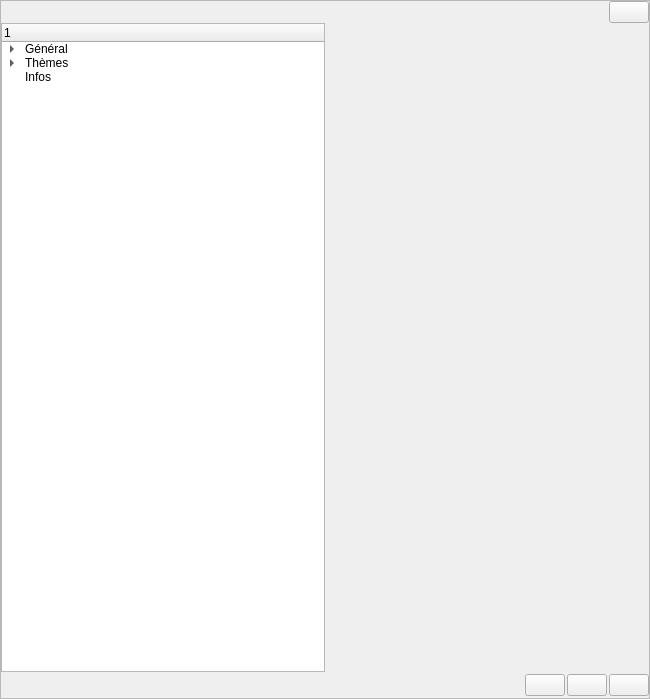
This is src/gui/dlg.ui in LaM0uette/PySide6_Blank_Project_demo as Qt 5 draws it before an edit. The edited form follows.
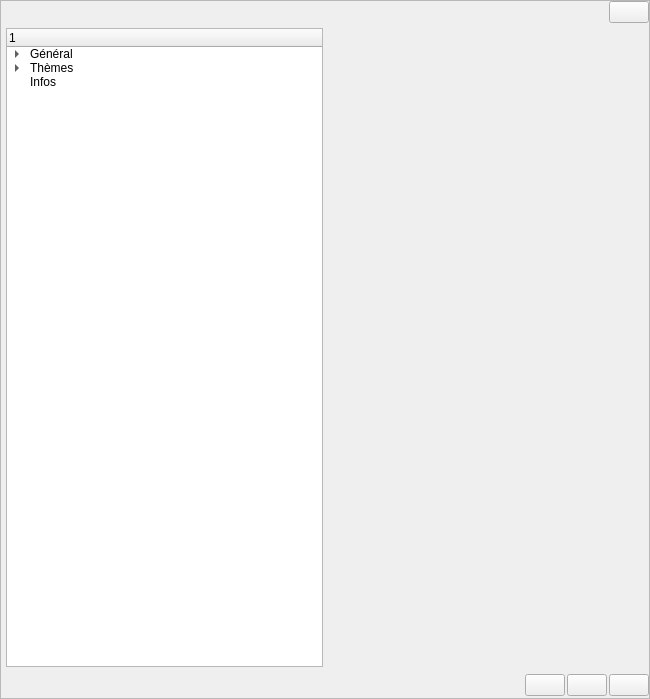
This is the edited form.

Patch:
```diff
--- a/src/gui/dlg.ui
+++ b/src/gui/dlg.ui
@@ -357,62 +357,7 @@
           <property name="spacing">
            <number>0</number>
           </property>
-          <item row="0" column="0">
-           <widget class="QTreeWidget" name="trw_option">
-            <column>
-             <property name="text">
-              <string>1</string>
-             </property>
-            </column>
-            <item>
-             <property name="text">
-              <string>Général</string>
-             </property>
-             <item>
-              <property name="text">
-               <string>Polices</string>
-              </property>
-             </item>
-             <item>
-              <property name="text">
-               <string>Configurations</string>
-              </property>
-             </item>
-             <item>
-              <property name="text">
-               <string>Curseurs</string>
-              </property>
-             </item>
-            </item>
-            <item>
-             <property name="text">
-              <string>Thèmes</string>
-             </property>
-             <item>
-              <property name="text">
-               <string>T-Colors</string>
-              </property>
-             </item>
-            </item>
-            <item>
-             <property name="text">
-              <string>Infos</string>
-             </property>
-            </item>
-           </widget>
-          </item>
-          <item row="0" column="1">
-           <widget class="QStackedWidget" name="stk_option">
-            <widget class="QWidget" name="pg_opt_gen"/>
-            <widget class="QWidget" name="pg_opt_font"/>
-            <widget class="QWidget" name="pg_opt_config"/>
-            <widget class="QWidget" name="pg_opt_cur"/>
-            <widget class="QWidget" name="pg_opt_themes"/>
-            <widget class="QWidget" name="pg_opt_tcolors"/>
-            <widget class="QWidget" name="pg_opt_infos"/>
-           </widget>
-          </item>
-          <item row="1" column="0" colspan="2">
+          <item row="1" column="0" colspan="3">
            <widget class="QFrame" name="fr_pg_dlg_option">
             <layout class="QHBoxLayout" name="hlay_pg_dlg_option">
              <property name="spacing">
@@ -455,6 +400,80 @@
             </layout>
            </widget>
           </item>
+          <item row="0" column="1">
+           <layout class="QHBoxLayout" name="hlay_option" stretch="0,0">
+            <property name="spacing">
+             <number>5</number>
+            </property>
+            <property name="leftMargin">
+             <number>5</number>
+            </property>
+            <property name="topMargin">
+             <number>5</number>
+            </property>
+            <property name="rightMargin">
+             <number>5</number>
+            </property>
+            <property name="bottomMargin">
+             <number>5</number>
+            </property>
+            <item>
+             <widget class="QTreeWidget" name="trw_option">
+              <column>
+               <property name="text">
+                <string/>
+               </property>
+              </column>
+              <item>
+               <property name="text">
+                <string>Général</string>
+               </property>
+               <item>
+                <property name="text">
+                 <string>Polices</string>
+                </property>
+               </item>
+               <item>
+                <property name="text">
+                 <string>Configurations</string>
+                </property>
+               </item>
+               <item>
+                <property name="text">
+                 <string>Curseurs</string>
+                </property>
+               </item>
+              </item>
+              <item>
+               <property name="text">
+                <string>Thèmes</string>
+               </property>
+               <item>
+                <property name="text">
+                 <string>T-Colors</string>
+                </property>
+               </item>
+              </item>
+              <item>
+               <property name="text">
+                <string>Infos</string>
+               </property>
+              </item>
+             </widget>
+            </item>
+            <item>
+             <widget class="QStackedWidget" name="stk_option">
+              <widget class="QWidget" name="pg_opt_gen"/>
+              <widget class="QWidget" name="pg_opt_font"/>
+              <widget class="QWidget" name="pg_opt_config"/>
+              <widget class="QWidget" name="pg_opt_cur"/>
+              <widget class="QWidget" name="pg_opt_themes"/>
+              <widget class="QWidget" name="pg_opt_tcolors"/>
+              <widget class="QWidget" name="pg_opt_infos"/>
+             </widget>
+            </item>
+           </layout>
+          </item>
          </layout>
         </widget>
        </widget>
```
